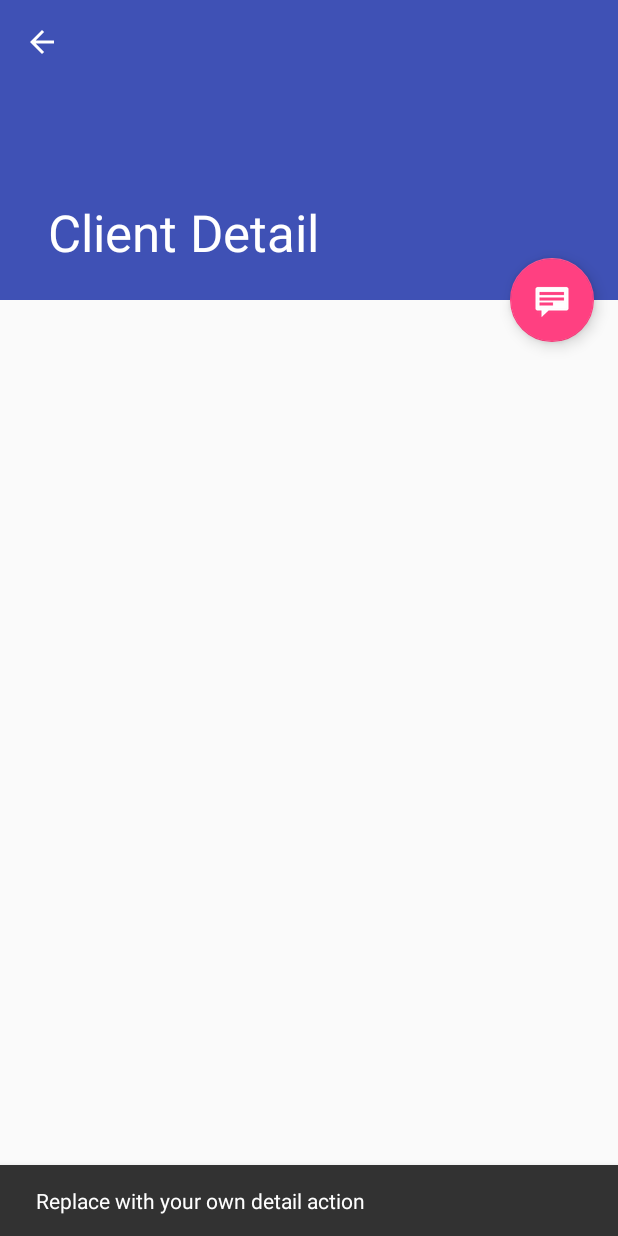
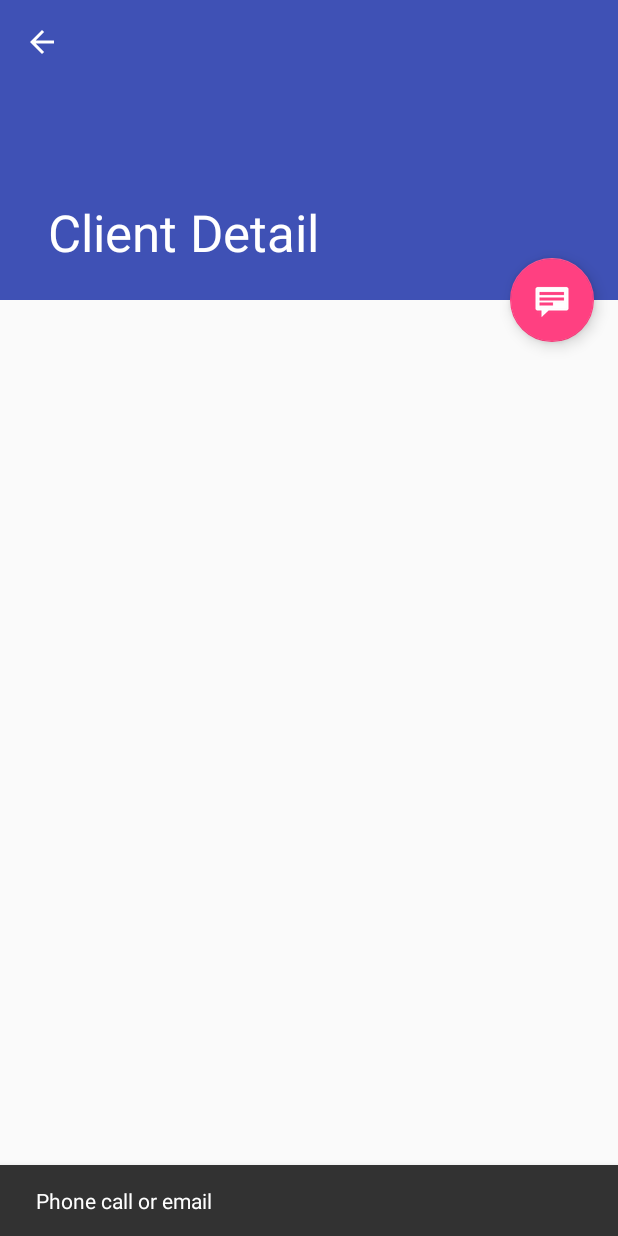
Before and after one commit to pvtitov/myclients, an Android app: the ClientDetailActivity screen opened directly, with no data from a screen before it, after a tap on an icon or button, on a phone screen of 412 x 824 dp. Run offline under Robolectric (Android 15) with nearby library versions, the phone set to English and light mode, and no system bars.

Commit message:
Fixed few bugs. Refactoring.

```diff
--- a/app/src/main/java/pvtitov/myclients/ClientDetailActivity.java
+++ b/app/src/main/java/pvtitov/myclients/ClientDetailActivity.java
@@ -29,32 +29,23 @@ public class ClientDetailActivity extends AppCompatActivity {
         fab.setOnClickListener(new View.OnClickListener() {
             @Override
             public void onClick(View view) {
-                Snackbar.make(view, "Replace with your own detail action", Snackbar.LENGTH_LONG)
+                Snackbar.make(view, "Phone call or email", Snackbar.LENGTH_LONG)
                         .setAction("Action", null).show();
             }
         });
 
-        // Show the Up button in the action bar.
+
         ActionBar actionBar = getSupportActionBar();
         if (actionBar != null) {
             actionBar.setDisplayHomeAsUpEnabled(true);
         }
 
-        // savedInstanceState is non-null when there is fragment state
-        // saved from previous configurations of this activity
-        // (e.g. when rotating the screen from portrait to landscape).
-        // In this case, the fragment will automatically be re-added
-        // to its container so we don't need to manually add it.
-        // For more information, see the Fragments API guide at:
-        //
-        // http://developer.android.com/guide/components/fragments.html
-        //
+
         if (savedInstanceState == null) {
-            // Create the detail fragment and add it to the activity
-            // using a fragment transaction.
+
             Bundle arguments = new Bundle();
-            arguments.putString(ClientDetailFragment.ARG_ITEM_ID,
-                    getIntent().getStringExtra(ClientDetailFragment.ARG_ITEM_ID));
+            arguments.putString(ClientDetailFragment.ARGUMENT_EMAIL,
+                    getIntent().getStringExtra(ClientDetailFragment.ARGUMENT_EMAIL));
             ClientDetailFragment fragment = new ClientDetailFragment();
             fragment.setArguments(arguments);
             getSupportFragmentManager().beginTransaction()
@@ -63,19 +54,16 @@ public class ClientDetailActivity extends AppCompatActivity {
         }
     }
 
+
+    /*
     @Override
     public boolean onOptionsItemSelected(MenuItem item) {
         int id = item.getItemId();
         if (id == android.R.id.home) {
-            // This ID represents the Home or Up button. In the case of this
-            // activity, the Up button is shown. For
-            // more details, see the Navigation pattern on Android Design:
-            //
-            // http://developer.android.com/design/patterns/navigation.html#up-vs-back
-            //
             navigateUpTo(new Intent(this, ClientListActivity.class));
             return true;
         }
         return super.onOptionsItemSelected(item);
     }
+    */
 }
--- a/app/src/main/java/pvtitov/myclients/ClientDetailFragment.java
+++ b/app/src/main/java/pvtitov/myclients/ClientDetailFragment.java
@@ -10,50 +10,27 @@ import android.view.ViewGroup;
 import android.widget.TextView;
 
 import pvtitov.myclients.model.Client;
-import pvtitov.myclients.model.ClientsFactory;
 
-/**
- * A fragment representing a single Client detail screen.
- * This fragment is either contained in a {@link ClientListActivity}
- * in two-pane mode (on tablets) or a {@link ClientDetailActivity}
- * on handsets.
- */
+
 public class ClientDetailFragment extends Fragment {
-    /**
-     * The fragment argument representing the item ID that this fragment
-     * represents.
-     */
-    public static final String ARG_ITEM_ID = "item_id";
 
-    /**
-     * The dummy content this fragment is presenting.
-     */
+    public static final String ARGUMENT_EMAIL = "client_email";
+
     private Client client;
+    private Activity activity;
+    private CollapsingToolbarLayout appBarLayout;
 
-    /**
-     * Mandatory empty constructor for the fragment manager to instantiate the
-     * fragment (e.g. upon screen orientation changes).
-     */
-    public ClientDetailFragment() {
-    }
 
     @Override
     public void onCreate(Bundle savedInstanceState) {
         super.onCreate(savedInstanceState);
 
-        if (getArguments().containsKey(ARG_ITEM_ID)) {
-            // Load the dummy content specified by the fragment
-            // arguments. In a real-world scenario, use a Loader
-            // to load content from a content provider.
+        if (getArguments().containsKey(ARGUMENT_EMAIL)) {
+            // or use a Loader to load content from a content provider.
             client = new Client();
-            client.setFirstName(getArguments().getString(ARG_ITEM_ID));
-
-            Activity activity = this.getActivity();
-            CollapsingToolbarLayout appBarLayout = (CollapsingToolbarLayout) activity.findViewById(R.id.toolbar_layout);
-            if (appBarLayout != null) {
-                appBarLayout.setTitle(client.getFirstName());
-            }
+            client.setEmail(getArguments().getString(ARGUMENT_EMAIL));
         }
+        activity = this.getActivity();
     }
 
     @Override
@@ -61,10 +38,12 @@ public class ClientDetailFragment extends Fragment {
                              Bundle savedInstanceState) {
         View rootView = inflater.inflate(R.layout.client_detail, container, false);
 
-        // Show the dummy content as text in a TextView.
-        if (client != null) {
-            ((TextView) rootView.findViewById(R.id.client_detail)).setText(client.getFirstName());
-        }
+        if (client != null)
+            ((TextView) rootView.findViewById(R.id.client_detail)).setText(client.getEmail());
+
+        appBarLayout = activity.findViewById(R.id.toolbar_layout);
+        if (appBarLayout != null)
+            appBarLayout.setTitle(client.getEmail());
 
         return rootView;
     }
--- a/app/src/main/java/pvtitov/myclients/model/ClientsFactory.java
+++ b/app/src/main/java/pvtitov/myclients/model/ClientsFactory.java
@@ -2,6 +2,7 @@ package pvtitov.myclients.model;
 
 import android.content.ContentValues;
 import android.content.Context;
+import android.content.Intent;
 import android.database.sqlite.SQLiteDatabase;
 import android.util.Log;
 import android.widget.Toast;
@@ -9,6 +10,7 @@ import android.widget.Toast;
 import java.util.ArrayList;
 import java.util.List;
 
+import pvtitov.myclients.ClientListActivity;
 import pvtitov.myclients.api.RandomUserApi;
 import pvtitov.myclients.api.RandomUserModel;
 import pvtitov.myclients.database.ClientsCursorWrapper;
```
Also changed, not shown: app/src/main/java/pvtitov/myclients/ClientListActivity.java (+13 -60 lines), app/src/main/res/layout-w900dp/client_list.xml (deleted, +0 -38 lines), app/src/main/res/layout/activity_client_list.xml (+0 -9 lines).
